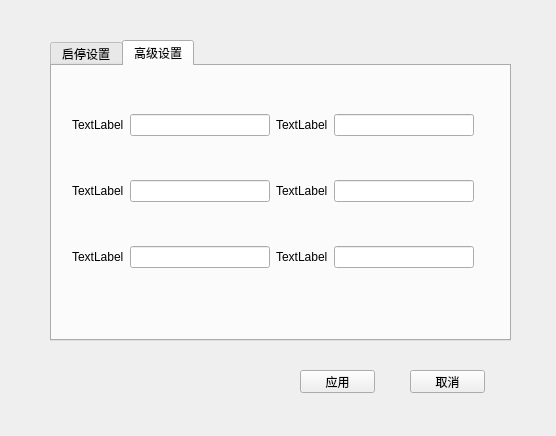
samier958/heaterClient, file cheaterparametersettings.ui: the form before one commit.
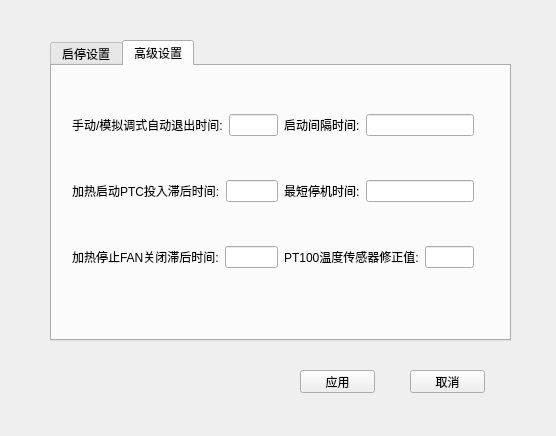
The form after the commit. The open tabs and pages were chosen to show the change.

The edit to the form file:
```diff
--- a/cheaterparametersettings.ui
+++ b/cheaterparametersettings.ui
@@ -183,7 +183,7 @@
           <item>
            <widget class="QLabel" name="label_5">
             <property name="text">
-             <string>TextLabel</string>
+             <string>手动/模拟调式自动退出时间:</string>
             </property>
            </widget>
           </item>
@@ -197,7 +197,7 @@
           <item>
            <widget class="QLabel" name="label_6">
             <property name="text">
-             <string>TextLabel</string>
+             <string>加热启动PTC投入滞后时间:</string>
             </property>
            </widget>
           </item>
@@ -211,7 +211,7 @@
           <item>
            <widget class="QLabel" name="label_7">
             <property name="text">
-             <string>TextLabel</string>
+             <string>加热停止FAN关闭滞后时间:</string>
             </property>
            </widget>
           </item>
@@ -229,7 +229,7 @@
           <item>
            <widget class="QLabel" name="label_8">
             <property name="text">
-             <string>TextLabel</string>
+             <string>启动间隔时间:</string>
             </property>
            </widget>
           </item>
@@ -243,7 +243,7 @@
           <item>
            <widget class="QLabel" name="label_9">
             <property name="text">
-             <string>TextLabel</string>
+             <string>最短停机时间:</string>
             </property>
            </widget>
           </item>
@@ -257,7 +257,7 @@
           <item>
            <widget class="QLabel" name="label_10">
             <property name="text">
-             <string>TextLabel</string>
+             <string>PT100温度传感器修正值:</string>
             </property>
            </widget>
           </item>
```
Left out of the diff: 30 changed lines with no effect on the pictures.
